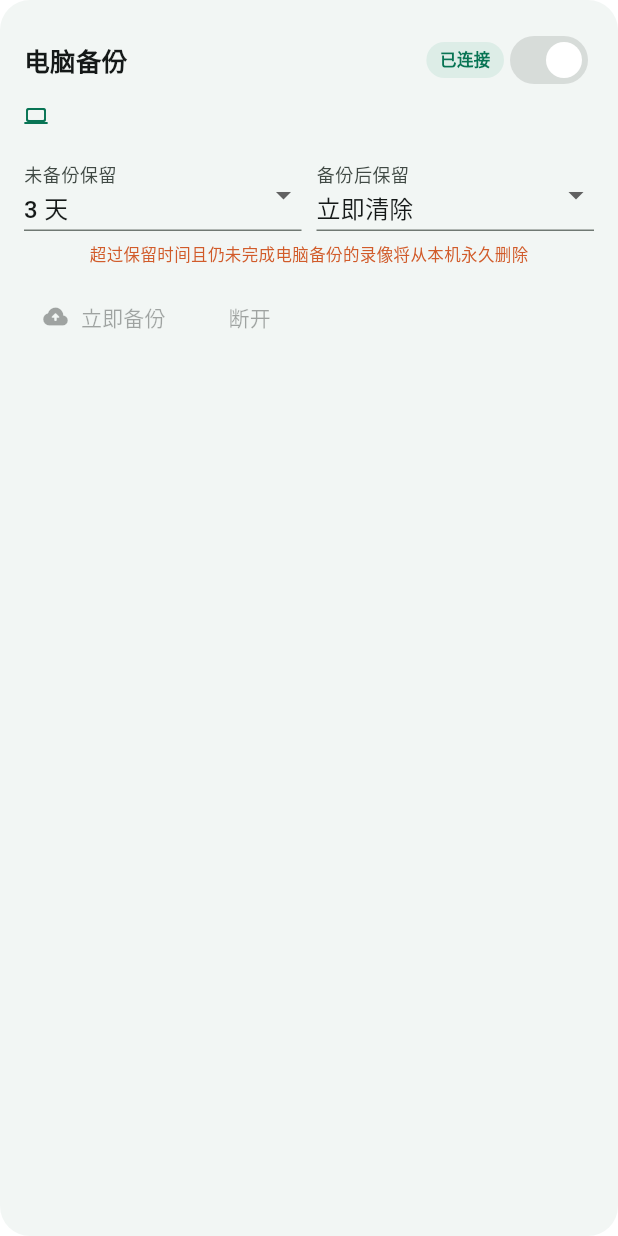
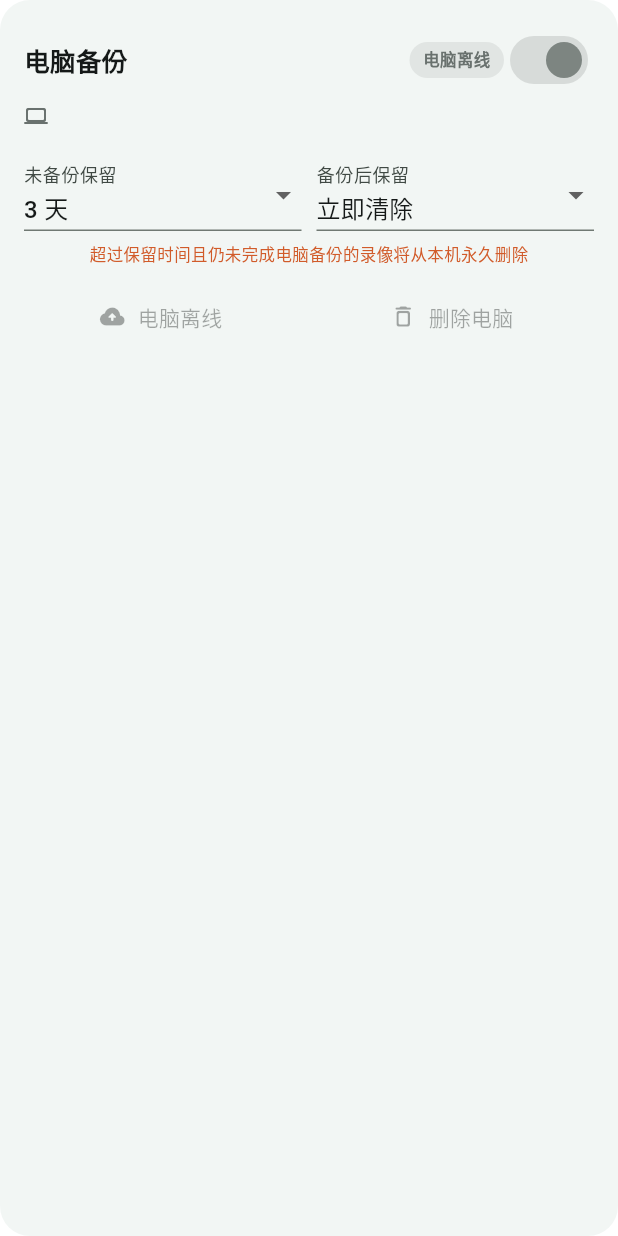
Before and after one commit to 312323290/PackingProof-Mobile, a Flutter app: the _ComputerBackupSettings widget shown alone on an empty page, opened directly with empty values, on a phone screen of 412 x 824 dp. Run offline on Flutter 3.47's test engine with Material 3 defaults, Android fonts, the light colour scheme and no system bars; our stand-ins replace audioplayers, camera, flutter_tts, package_info_plus, video_player, wakelock_plus; missing offline and left inert: flutter_edge_tts, google_mlkit_barcode_scanning; project files that could hold a hidden picture were left out.

Commit message:
fix: 优化电脑备份设备状态
将备份完成状态绑定到具体电脑，增加双重删除确认和在线、离线视觉，并修复离线历史加载状态无法结束的问题。

```diff
--- a/lib/models/lan_backup.dart
+++ b/lib/models/lan_backup.dart
@@ -45,6 +45,7 @@ class LanBackupJob {
     this.localDeletedAt,
     this.waitingCleanup = false,
     this.remoteRecordIds = const <int>[],
+    this.destinationComputerId = '',
   });
 
   factory LanBackupJob.fromMap(Map<Object?, Object?> map) {
@@ -67,6 +68,7 @@ class LanBackupJob {
           .whereType<num>()
           .map((num value) => value.toInt())
           .toList(growable: false),
+      destinationComputerId: '${map['destinationComputerId'] ?? ''}',
     );
   }
 
@@ -82,6 +84,7 @@ class LanBackupJob {
   final DateTime? localDeletedAt;
   final bool waitingCleanup;
   final List<int> remoteRecordIds;
+  final String destinationComputerId;
 
   double get progress => totalBytes <= 0 ? 0 : uploadedBytes / totalBytes;
 }
--- a/lib/screens/recordings_screen.dart
+++ b/lib/screens/recordings_screen.dart
@@ -112,6 +112,7 @@ class _RecordingsScreenState extends State<RecordingsScreen> {
   String _query = '';
   bool _managing = false;
   int _historyPage = 0;
+  int _remoteRequestGeneration = 0;
   RecordingSourceFilter _sourceFilter = RecordingSourceFilter.all;
 
   List<RecordingSession> get _filteredSessions {
@@ -195,12 +196,23 @@ class _RecordingsScreenState extends State<RecordingsScreen> {
     if (!mounted) {
       return;
     }
+    final LanBackupSnapshot next =
+        widget.backupSnapshotProvider?.call() ?? widget.backupSnapshot;
     setState(() {
-      _backupSnapshot =
-          widget.backupSnapshotProvider?.call() ?? widget.backupSnapshot;
+      _backupSnapshot = next;
+      if (next.connectionStatus != LanConnectionStatus.connected) {
+        _remoteRequestGeneration++;
+        _loadingRemote = false;
+      }
+      if (next.endpoint == null) {
+        _remoteRecordings.clear();
+        _remoteCursor = '';
+        _remoteHasMore = true;
+        _historyPage = 0;
+      }
     });
     if (widget.active &&
-        _backupSnapshot.connected &&
+        _backupSnapshot.connectionStatus == LanConnectionStatus.connected &&
         _remoteRecordings.isEmpty) {
       unawaited(_loadRemote(reset: true));
     }
@@ -241,7 +253,9 @@ class _RecordingsScreenState extends State<RecordingsScreen> {
                   _backupSnapshot.jobs.any(
                     (job) =>
                         job.filePath == item.local!.filePath &&
-                        job.state == LanBackupJobState.completed,
+                        job.state == LanBackupJobState.completed &&
+                        job.destinationComputerId ==
+                            _backupSnapshot.endpoint?.computerId,
                   ));
           return switch (_sourceFilter) {
             RecordingSourceFilter.all => true,
@@ -258,22 +272,26 @@ class _RecordingsScreenState extends State<RecordingsScreen> {
     if (_loadingRemote ||
         !widget.active ||
         widget.onLoadRemoteRecordings == null ||
-        !_backupSnapshot.connected ||
+        _backupSnapshot.connectionStatus != LanConnectionStatus.connected ||
         (!reset && !_remoteHasMore)) {
       return;
     }
+    final int requestGeneration = ++_remoteRequestGeneration;
+    setState(() {
       _loadingRemote = true;
       if (reset) {
         _remoteCursor = '';
         _remoteHasMore = true;
         _historyPage = 0;
       }
+    });
+    try {
       final RemoteRecordingPage page = await widget.onLoadRemoteRecordings!(
         cursor: _remoteCursor,
         limit: _historyPageSize,
         keyword: _query,
       );
-    if (!mounted) return;
+      if (!mounted || requestGeneration != _remoteRequestGeneration) return;
       setState(() {
         if (reset) _remoteRecordings.clear();
         final Set<int> existingIds = _remoteRecordings
@@ -284,7 +302,70 @@ class _RecordingsScreenState extends State<RecordingsScreen> {
         );
         _remoteCursor = page.nextCursor;
         _remoteHasMore = page.hasMore;
+      });
+    } on Object {
+      // Connection state is updated by the backup service; cached rows stay visible.
+    } finally {
+      if (mounted && requestGeneration == _remoteRequestGeneration) {
+        setState(() => _loadingRemote = false);
+      }
+    }
+  }
+
+  Future<void> _confirmDeleteComputer() async {
+    final LanBackupEndpoint? endpoint = _backupSnapshot.endpoint;
+    if (endpoint == null || widget.onDisconnectBackup == null) return;
+    final bool? continueDelete = await showDialog<bool>(
+      context: context,
+      builder: (BuildContext context) => AlertDialog(
+        title: const Text('删除这台电脑？'),
+        content: const Text('将删除电脑地址和连接密钥，并停止当前备份。手机中的录像不会被删除。'),
+        actions: <Widget>[
+          TextButton(
+            onPressed: () => Navigator.of(context).pop(false),
+            child: const Text('取消'),
+          ),
+          FilledButton(
+            onPressed: () => Navigator.of(context).pop(true),
+            child: const Text('继续'),
+          ),
+        ],
+      ),
+    );
+    if (continueDelete != true || !mounted) return;
+    final String identity = endpoint.computerName.isEmpty
+        ? endpoint.displayAddress
+        : '${endpoint.computerName}\n${endpoint.displayAddress}';
+    final bool? confirmed = await showDialog<bool>(
+      context: context,
+      builder: (BuildContext context) => AlertDialog(
+        title: const Text('再次确认删除'),
+        content: Text('确定删除以下电脑？\n\n$identity'),
+        actions: <Widget>[
+          TextButton(
+            onPressed: () => Navigator.of(context).pop(false),
+            child: const Text('取消'),
+          ),
+          FilledButton(
+            style: FilledButton.styleFrom(
+              backgroundColor: const Color(0xFFC43D32),
+            ),
+            onPressed: () => Navigator.of(context).pop(true),
+            child: const Text('确认删除'),
+          ),
+        ],
+      ),
+    );
+    if (confirmed != true || !mounted) return;
+    await widget.onDisconnectBackup!();
+    if (!mounted) return;
+    setState(() {
+      _remoteRequestGeneration++;
       _loadingRemote = false;
+      _remoteRecordings.clear();
+      _remoteCursor = '';
+      _remoteHasMore = true;
+      _historyPage = 0;
     });
   }
 
@@ -514,7 +595,10 @@ class _RecordingsScreenState extends State<RecordingsScreen> {
       setState(() => _historyPage++);
       return;
     }
-    if (!_remoteHasMore || !_backupSnapshot.connected) return;
+    if (_remoteHasMore == false ||
+        _backupSnapshot.connectionStatus != LanConnectionStatus.connected) {
+      return;
+    }
     await _loadRemote();
     if (!mounted) return;
     final int updatedPageCount = (_visibleItems.length / _historyPageSize)
@@ -599,7 +683,7 @@ class _RecordingsScreenState extends State<RecordingsScreen> {
                   () => Navigator.of(context).pop(true),
               onAutoChanged: widget.onAutoBackupChanged,
               onBackupNow: widget.onBackupNow,
-              onDisconnect: widget.onDisconnectBackup,
+              onDisconnect: _confirmDeleteComputer,
               onRetry: widget.onRetryBackup,
               unbackedRetention: _unbackedRetention,
               backedRetention: _backedRetention,
@@ -743,20 +827,24 @@ class _RecordingsScreenState extends State<RecordingsScreen> {
                 currentPage: historyPage,
                 pageCount: historyPageCount,
                 loading: _loadingRemote,
-                canLoadMore: _remoteHasMore && _backupSnapshot.connected,
+                offline:
+                    _backupSnapshot.connected &&
+                    _backupSnapshot.connectionStatus !=
+                        LanConnectionStatus.connected,
+                canLoadMore:
+                    _remoteHasMore &&
+                    _backupSnapshot.connectionStatus ==
+                        LanConnectionStatus.connected,
                 onPrevious: historyPage == 0
                     ? null
                     : () => setState(() => _historyPage = historyPage - 1),
                 onNext:
                     historyPage + 1 < historyPageCount ||
-                        (_remoteHasMore && _backupSnapshot.connected)
+                        (_remoteHasMore &&
+                            _backupSnapshot.connectionStatus ==
+                                LanConnectionStatus.connected)
                     ? () => _showNextHistoryPage(historyPageCount)
                     : null,
-              ),
-            if (_loadingRemote)
-              const Padding(
-                padding: EdgeInsets.all(18),
-                child: Center(child: CircularProgressIndicator()),
               ),
           ],
         ],
@@ -779,8 +867,13 @@ class _RecordingsScreenState extends State<RecordingsScreen> {
         .map((RecordingSession session) => session.filePath)
         .where((String path) => path.isNotEmpty)
         .toSet();
+    final String currentComputerId = _backupSnapshot.endpoint?.computerId ?? '';
     final Set<String> completedPaths = _backupSnapshot.jobs
-        .where((LanBackupJob job) => job.state == LanBackupJobState.completed)
+        .where(
+          (LanBackupJob job) =>
+              job.state == LanBackupJobState.completed &&
+              job.destinationComputerId == currentComputerId,
+        )
         .map((LanBackupJob job) => job.filePath)
         .toSet();
     return localPaths.every(completedPaths.contains);
@@ -1041,6 +1134,26 @@ class _ComputerBackupSettings extends StatelessWidget {
         .where((LanBackupJob job) => job.state == LanBackupJobState.pending)
         .length;
     final int progress = ((active?.progress ?? 0) * 100).round();
+    final bool paired = snapshot.endpoint != null;
+    final bool online =
+        snapshot.connectionStatus == LanConnectionStatus.connected;
+    final bool needsRepair =
+        snapshot.connectionStatus == LanConnectionStatus.rePair;
+    final String stateLabel = online
+        ? '电脑在线'
+        : needsRepair
+        ? '需重新连接'
+        : '电脑离线';
+    final Color stateForeground = online
+        ? PackingProofMobileApp.forest
+        : needsRepair
+        ? const Color(0xFFA35A16)
+        : const Color(0xFF69716E);
+    final Color stateBackground = online
+        ? const Color(0xFFDDEDE7)
+        : needsRepair
+        ? const Color(0xFFFFE8CF)
+        : const Color(0xFFE1E5E3);
     final String? status = !snapshot.connected
         ? '扫描电脑二维码后自动备份'
         : snapshot.connectionStatus == LanConnectionStatus.rePair
@@ -1075,20 +1188,20 @@ class _ComputerBackupSettings extends StatelessWidget {
                   style: TextStyle(fontSize: 17, fontWeight: FontWeight.w800),
                 ),
               ),
-              if (snapshot.connected) ...<Widget>[
+              if (paired) ...<Widget>[
                 Container(
                   padding: const EdgeInsets.symmetric(
                     horizontal: 9,
                     vertical: 4,
                   ),
                   decoration: BoxDecoration(
-                    color: const Color(0xFFDDEDE7),
+                    color: stateBackground,
                     borderRadius: BorderRadius.circular(99),
                   ),
-                  child: const Text(
-                    '已连接',
+                  child: Text(
+                    stateLabel,
                     style: TextStyle(
-                      color: PackingProofMobileApp.forest,
+                      color: stateForeground,
                       fontSize: 11,
                       fontWeight: FontWeight.w800,
                     ),
@@ -1098,6 +1211,12 @@ class _ComputerBackupSettings extends StatelessWidget {
                   key: const Key('auto-backup-switch'),
                   value: snapshot.autoEnabled,
                   onChanged: onAutoChanged,
+                  thumbColor: online
+                      ? null
+                      : const WidgetStatePropertyAll(Color(0xFF7D8581)),
+                  trackColor: online
+                      ? null
+                      : const WidgetStatePropertyAll(Color(0xFFD7DBD9)),
                 ),
               ],
             ],
@@ -1107,11 +1226,7 @@ class _ComputerBackupSettings extends StatelessWidget {
             Row(
               key: const Key('connected-computer-address'),
               children: <Widget>[
-                const Icon(
-                  Icons.computer_rounded,
-                  size: 16,
-                  color: PackingProofMobileApp.forest,
-                ),
+                Icon(Icons.computer_rounded, size: 16, color: stateForeground),
                 const SizedBox(width: 7),
                 Expanded(
                   child: Text(
@@ -1120,8 +1235,8 @@ class _ComputerBackupSettings extends StatelessWidget {
                         : '${snapshot.endpoint!.computerName} · ${snapshot.endpoint!.displayAddress}',
                     maxLines: 1,
                     overflow: TextOverflow.ellipsis,
-                    style: const TextStyle(
-                      color: PackingProofMobileApp.forest,
+                    style: TextStyle(
+                      color: stateForeground,
                       fontSize: 13,
                       fontWeight: FontWeight.w700,
                     ),
@@ -1156,39 +1271,73 @@ class _ComputerBackupSettings extends StatelessWidget {
             ),
           ],
           const SizedBox(height: 10),
-          Wrap(
-            spacing: 8,
-            runSpacing: 4,
-            children: <Widget>[
-              if (!snapshot.connected)
-                FilledButton.tonalIcon(
+          if (!paired)
+            SizedBox(
+              width: double.infinity,
+              child: FilledButton.tonalIcon(
                 key: const Key('connect-computer-button'),
                 onPressed: onConnect,
                 icon: const Icon(Icons.qr_code_scanner_rounded),
                 label: const Text('连接电脑'),
+              ),
             )
           else ...<Widget>[
-                TextButton.icon(
+            Row(
+              children: <Widget>[
+                Expanded(
+                  child: TextButton.icon(
                     key: const Key('backup-now-button'),
-                  onPressed: allBackedUp ? null : onBackupNow,
+                    onPressed: needsRepair
+                        ? onConnect
+                        : online && !allBackedUp
+                        ? onBackupNow
+                        : null,
                     icon: Icon(
-                    allBackedUp
+                      needsRepair
+                          ? Icons.qr_code_scanner_rounded
+                          : allBackedUp && online
                           ? Icons.check_circle_rounded
                           : Icons.backup_rounded,
                     ),
-                  label: Text(allBackedUp ? '备份完成' : '立即备份'),
-                ),
-                if (failed != null)
-                  TextButton(
-                    onPressed: onRetry == null
-                        ? null
-                        : () => onRetry!(failed.id),
-                    child: const Text('重试'),
-                  ),
-                TextButton(onPressed: onDisconnect, child: const Text('断开')),
-              ],
-            ],
-          ),
+                    label: Text(
+                      needsRepair
+                          ? '重新连接'
+                          : !online
+                          ? '电脑离线'
+                          : allBackedUp
+                          ? '备份完成'
+                          : '立即备份',
+                    ),
+                  ),
+                ),
+                const SizedBox(width: 8),
+                Expanded(
+                  child: TextButton.icon(
+                    key: const Key('delete-computer-button'),
+                    style: TextButton.styleFrom(
+                      foregroundColor: const Color(0xFFC43D32),
+                    ),
+                    onPressed: onDisconnect,
+                    icon: const Icon(Icons.delete_outline_rounded),
+                    label: const Text('删除电脑'),
+                  ),
+                ),
+              ],
+            ),
+            if (failed != null) ...<Widget>[
+              const SizedBox(height: 4),
+              SizedBox(
+                width: double.infinity,
+                child: TextButton.icon(
+                  onPressed: online && onRetry != null
+                      ? () => onRetry!(failed.id)
+                      : null,
+                  icon: const Icon(Icons.refresh_rounded),
+                  label: const Text('重试失败任务'),
+                ),
+              ),
+            ],
+          ],
         ],
       ),
     );
@@ -1532,6 +1681,7 @@ class _HistoryPagination extends StatelessWidget {
     required this.currentPage,
     required this.pageCount,
     required this.loading,
+    required this.offline,
     required this.canLoadMore,
     required this.onPrevious,
     required this.onNext,
@@ -1540,6 +1690,7 @@ class _HistoryPagination extends StatelessWidget {
   final int currentPage;
   final int pageCount;
   final bool loading;
+  final bool offline;
   final bool canLoadMore;
   final VoidCallback? onPrevious;
   final VoidCallback? onNext;
@@ -1561,14 +1712,16 @@ class _HistoryPagination extends StatelessWidget {
           SizedBox(
             width: 104,
             child: Text(
-              '${currentPage + 1} / $shownPageCount 页',
+              offline ? '电脑离线' : '${currentPage + 1} / $shownPageCount 页',
               textAlign: TextAlign.center,
               style: const TextStyle(fontWeight: FontWeight.w700),
             ),
           ),
           IconButton.outlined(
             key: const Key('recording-page-next'),
-            tooltip: canLoadMore && currentPage + 1 >= pageCount
+            tooltip: offline
+                ? '电脑离线'
+                : canLoadMore && currentPage + 1 >= pageCount
                 ? '加载下一页'
                 : '下一页',
             onPressed: loading ? null : onNext,
```
Also changed, not shown: 4 other files. Lines whose indentation alone changed are shown as unchanged.
